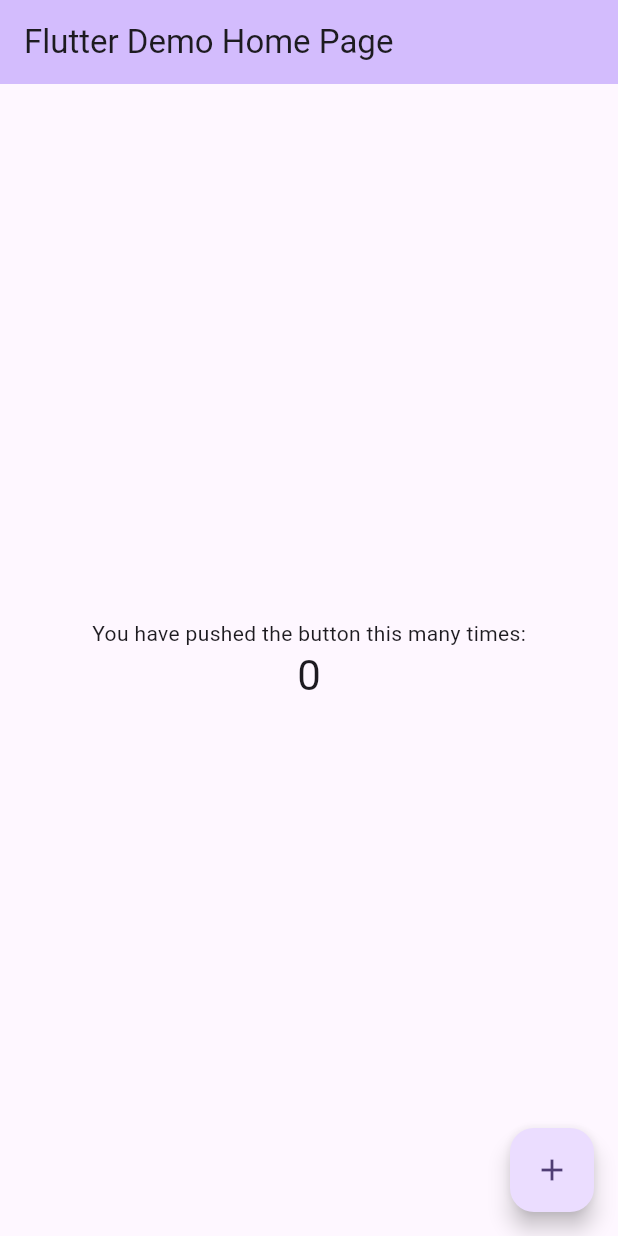
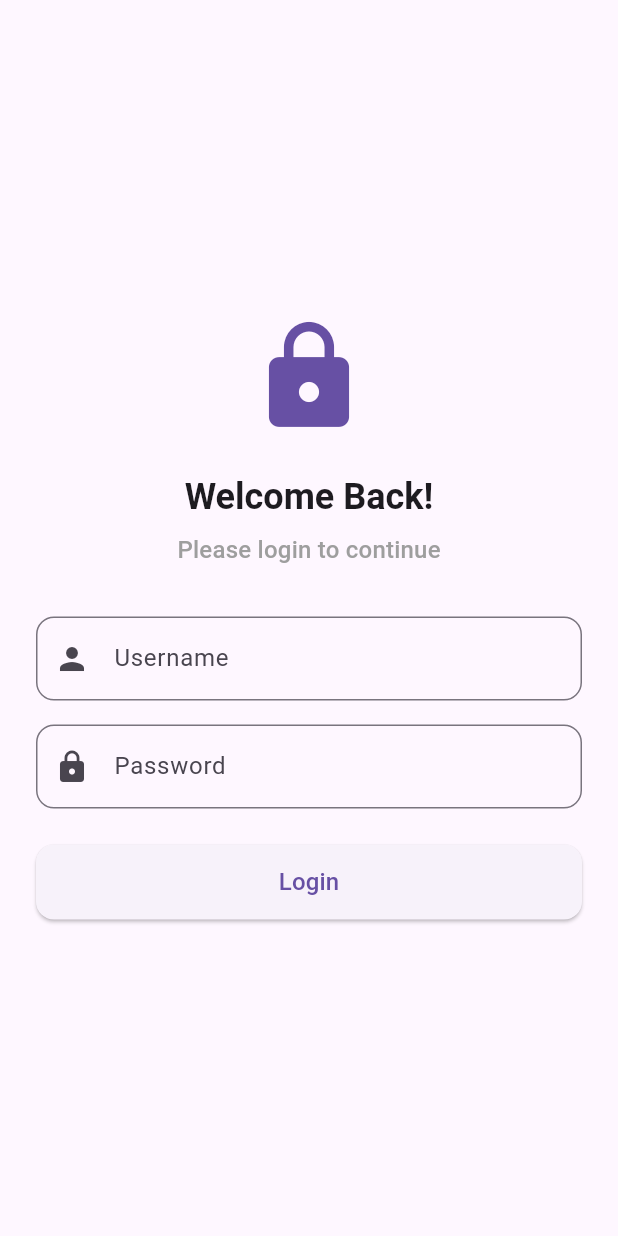
Before and after one commit to Antrimo/Alt-Mobility-Task, a Flutter app: the screen it shows after launch, on a phone screen of 412 x 824 dp. Run offline on Flutter 3.47's test engine with Material 3 defaults, Android fonts, the light colour scheme and no system bars; accounts and stored records are empty.

Commit message:
auth & app structure

```diff
--- a/lib/main.dart
+++ b/lib/main.dart
@@ -1,4 +1,9 @@
 import 'package:flutter/material.dart';
+import 'package:provider/provider.dart';
+import 'providers/auth_provider.dart';
+import 'providers/todo_provider.dart';
+import 'screens/login_screen.dart';
+import 'screens/todo_screen.dart';
 
 void main() {
   runApp(const MyApp());
@@ -9,58 +14,17 @@ class MyApp extends StatelessWidget {
 
   @override
   Widget build(BuildContext context) {
-    return MaterialApp(
-      title: 'Flutter Demo',
-      theme: ThemeData(
-        colorScheme: ColorScheme.fromSeed(seedColor: Colors.deepPurple),
-      ),
-      home: const MyHomePage(title: 'Flutter Demo Home Page'),
-    );
-  }
-}
-
-class MyHomePage extends StatefulWidget {
-  const MyHomePage({super.key, required this.title});
-
-  final String title;
-
-  @override
-  State<MyHomePage> createState() => _MyHomePageState();
-}
-
-class _MyHomePageState extends State<MyHomePage> {
-  int _counter = 0;
-
-  void _incrementCounter() {
-    setState(() {
-      _counter++;
-    });
-  }
-
-  @override
-  Widget build(BuildContext context) {
-    return Scaffold(
-      appBar: AppBar(
-        backgroundColor: Theme.of(context).colorScheme.inversePrimary,
-
-        title: Text(widget.title),
-      ),
-      body: Center(
-        child: Column(
-          mainAxisAlignment: MainAxisAlignment.center,
-          children: <Widget>[
-            const Text('You have pushed the button this many times:'),
-            Text(
-              '$_counter',
-              style: Theme.of(context).textTheme.headlineMedium,
-            ),
-          ],
+    return MultiProvider(
+      providers: [
+        ChangeNotifierProvider(create: (_) => AuthProvider()),
+      ],
+      child: MaterialApp(
+        title: 'Todo App',
+        theme: ThemeData(primarySwatch: Colors.teal),
+        home: Consumer<AuthProvider>(
+          builder: (context, authProvider, _) =>
+              authProvider.isAuthenticated ? const TodoScreen() : const LoginScreen(),
         ),
-      ),
-      floatingActionButton: FloatingActionButton(
-        onPressed: _incrementCounter,
-        tooltip: 'Increment',
-        child: const Icon(Icons.add),
       ),
     );
   }
--- /dev/null
+++ b/lib/models/user.dart
@@ -0,0 +1,7 @@
+class User {
+  final int id;
+  final String username;
+  final String token;
+
+  User({required this.id, required this.username, required this.token});
+}
--- /dev/null
+++ b/lib/providers/auth_provider.dart
@@ -0,0 +1,20 @@
+import 'package:flutter/material.dart';
+import '../models/user.dart';
+import '../services/api_service.dart';
+
+class AuthProvider with ChangeNotifier {
+  User? _user;
+
+  bool get isAuthenticated => _user != null;
+  User get user => _user!;
+
+  Future<void> login(String username, String password) async {
+    _user = await ApiService.login(username, password);
+    notifyListeners();
+  }
+
+  void logout() {
+    _user = null;
+    notifyListeners();
+  }
+}
--- /dev/null
+++ b/lib/screens/login_screen.dart
@@ -0,0 +1,100 @@
+import 'package:flutter/material.dart';
+import 'package:provider/provider.dart';
+import '../providers/auth_provider.dart';
+
+class LoginScreen extends StatefulWidget {
+  const LoginScreen({super.key});
+
+  @override
+  State<LoginScreen> createState() => _LoginScreenState();
+}
+
+class _LoginScreenState extends State<LoginScreen> {
+  final _usernameController = TextEditingController();
+  final _passwordController = TextEditingController();
+  bool _loading = false;
+
+  void _login() async {
+    setState(() => _loading = true);
+    try {
+      await Provider.of<AuthProvider>(context, listen: false).login(_usernameController.text, _passwordController.text);
+    } catch (e) {
+      ScaffoldMessenger.of(context).showSnackBar(SnackBar(content: Text(e.toString())),);
+    } finally {
+      setState(() => _loading = false);
+    }
+  }
+
+  @override
+  Widget build(BuildContext context) {
+    final theme = Theme.of(context);
+    return Scaffold(
+      body: SafeArea(
+        child: Center(
+          child: SingleChildScrollView(
+            padding: const EdgeInsets.all(24.0),
+            child: Column(
+              mainAxisSize: MainAxisSize.min,
+              children: [
+                Icon(Icons.lock, size: 80, color: theme.primaryColor),
+                const SizedBox(height: 24),
+                Text(
+                  'Welcome Back!',
+                  style: theme.textTheme.headlineSmall?.copyWith(
+                    fontWeight: FontWeight.bold,
+                  ),
+                ),
+                const SizedBox(height: 8),
+                Text(
+                  'Please login to continue',
+                  style: theme.textTheme.titleMedium?.copyWith(
+                    color: Colors.grey,
+                  ),
+                ),
+                const SizedBox(height: 32),
+                TextField(
+                  controller: _usernameController,
+                  decoration: InputDecoration(
+                    labelText: 'Username',
+                    border: OutlineInputBorder(
+                      borderRadius: BorderRadius.circular(12),
+                    ),
+                    prefixIcon: const Icon(Icons.person),
+                  ),
+                ),
+                const SizedBox(height: 16),
+                TextField(
+                  controller: _passwordController,
+                  decoration: InputDecoration(
+                    labelText: 'Password',
+                    border: OutlineInputBorder(
+                      borderRadius: BorderRadius.circular(12),
+                    ),
+                    prefixIcon: const Icon(Icons.lock),
+                  ),
+                  obscureText: true,
+                ),
+                const SizedBox(height: 24),
+                _loading
+                    ? const CircularProgressIndicator()
+                    : SizedBox(
+                  width: double.infinity,
+                  height: 50,
+                  child: ElevatedButton(
+                    onPressed: _login,
+                    style: ElevatedButton.styleFrom(
+                      shape: RoundedRectangleBorder(
+                        borderRadius: BorderRadius.circular(12),
+                      ),
+                    ),
+                    child: const Text('Login', style: TextStyle(fontSize: 16)),
+                  ),
+                ),
+              ],
+            ),
+          ),
+        ),
+      ),
+    );
+  }
+}
--- a/pubspec.yaml
+++ b/pubspec.yaml
@@ -34,6 +34,8 @@ dependencies:
   # The following adds the Cupertino Icons font to your application.
   # Use with the CupertinoIcons class for iOS style icons.
   cupertino_icons: ^1.0.8
+  provider: ^6.1.4
+  http: ^1.3.0
 
 dev_dependencies:
   flutter_test:
```
Also changed, not shown: assets/animation/task.json (added, +1 -0 lines), lib/screens/todo_screen.dart (added, +32 -0 lines), lib/services/api_service.dart (added, +64 -0 lines), lib/models/todo.dart (added), lib/providers/todo_provider.dart (added), pubspec.lock.
